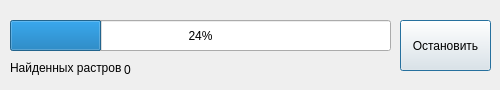
Above: RastrVisualModule/progressform.ui from MikProtopopov/RastrVisualModule before the change. Below: the same form after it.
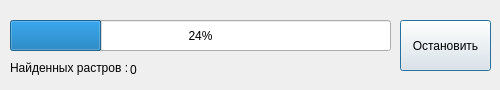
That is the form after the change.

Diff of the .ui file:
```diff
--- a/RastrVisualModule/progressform.ui
+++ b/RastrVisualModule/progressform.ui
@@ -62,7 +62,7 @@
     <rect>
      <x>10</x>
      <y>60</y>
-     <width>111</width>
+     <width>141</width>
      <height>16</height>
     </rect>
    </property>
@@ -73,7 +73,7 @@
   <widget class="QLabel" name="label_2">
    <property name="geometry">
     <rect>
-     <x>124</x>
+     <x>130</x>
      <y>63</y>
      <width>47</width>
      <height>13</height>
```
